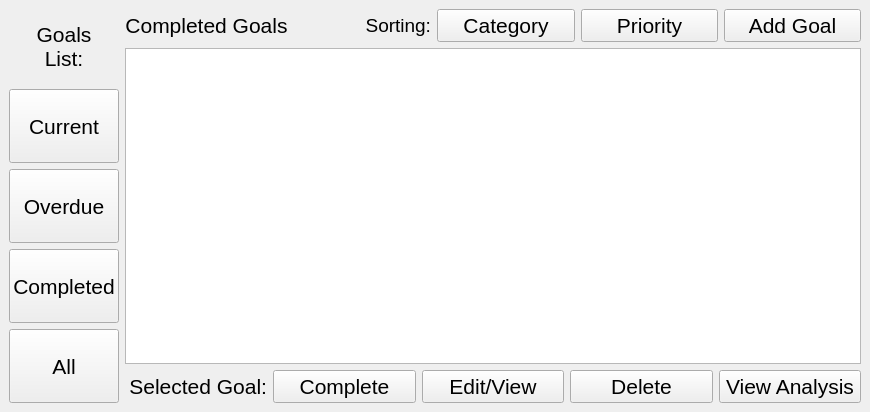
Before: the Qt Designer form UI/MainWindow.ui in cis422-goaltracker/goaltracker, drawn with Qt 5.
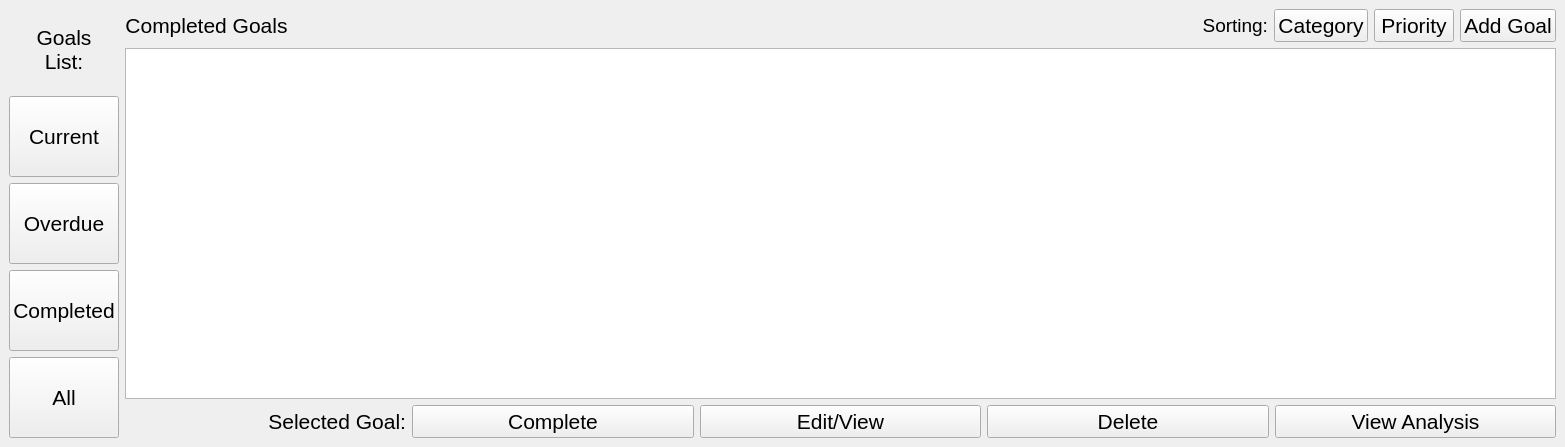
After: the same form once the commit is applied.

Commit message: UI file modified, some widgets' size are now fixed

Diff of the .ui file:
```diff
--- a/UI/MainWindow.ui
+++ b/UI/MainWindow.ui
@@ -6,8 +6,8 @@
    <rect>
     <x>0</x>
     <y>0</y>
-    <width>870</width>
-    <height>412</height>
+    <width>1565</width>
+    <height>447</height>
    </rect>
   </property>
   <property name="windowTitle">
@@ -126,6 +126,19 @@
           </property>
          </widget>
         </item>
+        <item>
+         <spacer name="horizontalSpacer">
+          <property name="orientation">
+           <enum>Qt::Horizontal</enum>
+          </property>
+          <property name="sizeHint" stdset="0">
+           <size>
+            <width>40</width>
+            <height>20</height>
+           </size>
+          </property>
+         </spacer>
+        </item>
         <item>
          <widget class="QLabel" name="label_goalSorting">
           <property name="minimumSize">
@@ -159,7 +172,7 @@
           </property>
          </widget>
         </item>
-        <item>
+        <item alignment="Qt::AlignLeft">
          <widget class="QPushButton" name="push_sort_priority">
           <property name="font">
            <font>
```
Left out of the diff: 2 changed lines with no effect on the pictures. The commit also changes 1 other file.
